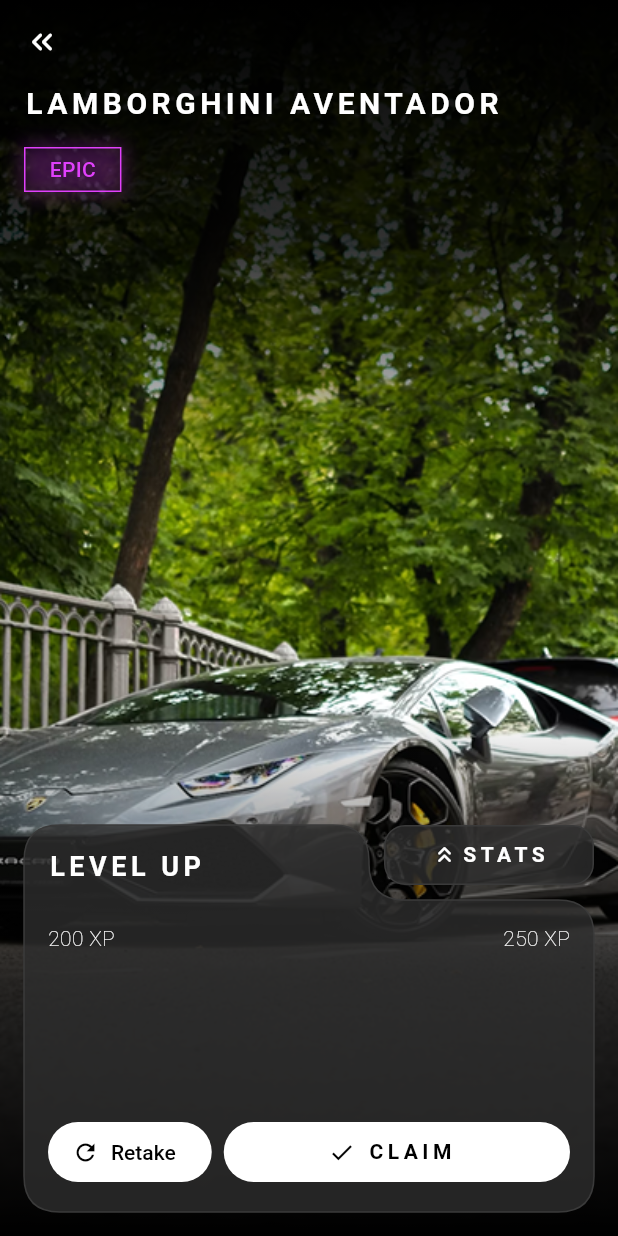
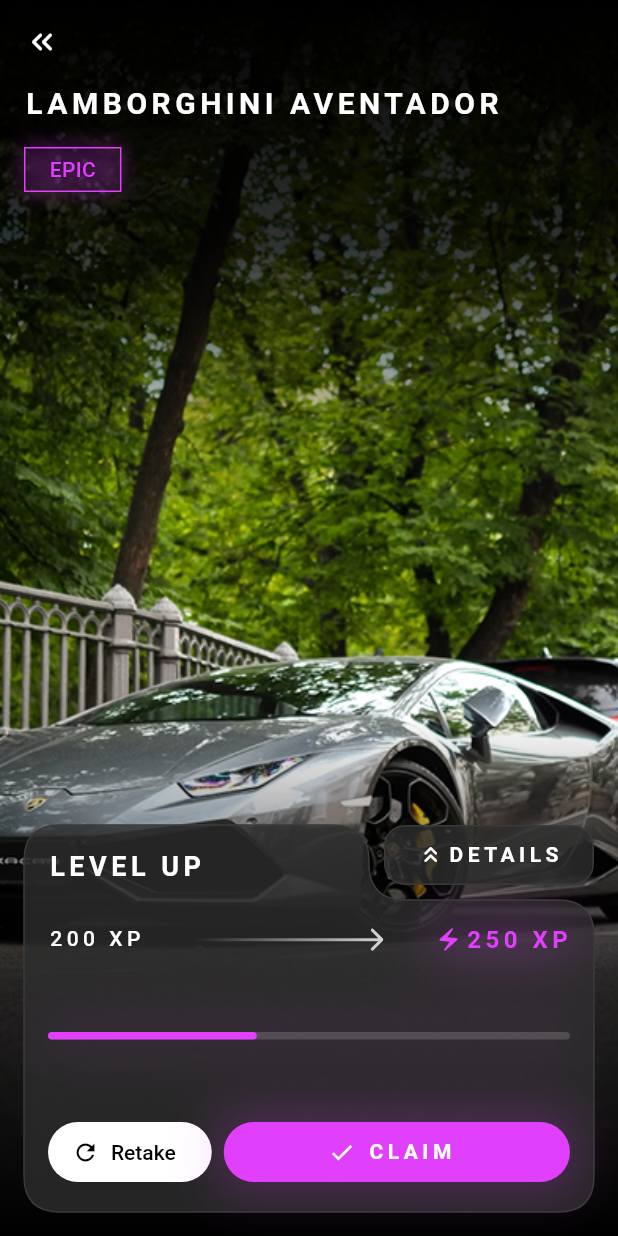
Before and after one commit to sabikrahat/riderspotr, a Flutter app: the ScanDeatilScreen screen opened by its route, on a phone screen of 412 x 824 dp. Run offline on Flutter 3.47's test engine with Material 3 defaults, Android fonts, the phone set to English and light mode, and no system bars; drawn by our look-alikes of toastification; our stand-ins replace animated_bottom_navigation_bar, camera, flutter_riverpod, flutter_svg, form_builder_validators, gap and 7 more; accounts and stored records are empty; generated files the repository leaves out were written again; Roboto replaces fonts that are missing (Montserrat).

Commit message:
Refactor text styles and enhance UI components in camera and scan detail screens

```diff
--- a/lib/presentation/pages/capture/camera_screen.dart
+++ b/lib/presentation/pages/capture/camera_screen.dart
@@ -160,9 +160,7 @@ class _CameraScreenState extends State<CameraScreen> {
                     const SizedBox(height: 12),
                     Text(
                       'Tap to capture',
-                      style: context.textTheme.bodyMedium?.copyWith(
-                        color: Colors.white70,
-                      ),
+                      style: context.textTheme.bodyMedium?.copyWith(color: Colors.white70),
                     ),
                   ],
                 ),
--- a/lib/presentation/pages/capture/scan_deatil_screen.dart
+++ b/lib/presentation/pages/capture/scan_deatil_screen.dart
@@ -1,4 +1,6 @@
 import 'package:flutter/material.dart';
+import 'package:flutter_svg/svg.dart';
+import 'package:gap/gap.dart';
 import 'package:ridespotr/core/extensions.dart';
 import 'package:ridespotr/presentation/widgets/capture/scan_detail_container.dart';
 import 'package:ridespotr/presentation/widgets/shared/back.dart';
@@ -103,7 +105,7 @@ class ScanDeatilScreen extends StatelessWidget {
               child: PagePadding(
                 child: ScanDetailContainer(
                   title: 'LEVEL UP',
-                  buttonText: 'STATS',
+                  buttonText: 'DETAILS',
                   onButtonPressed: () {},
                   child: Column(
                     mainAxisAlignment: MainAxisAlignment.spaceBetween,
@@ -111,11 +113,64 @@ class ScanDeatilScreen extends StatelessWidget {
                       Row(
                         mainAxisAlignment: MainAxisAlignment.spaceBetween,
                         children: [
-                          Text('200 XP'),
-                          Text('250 XP'),
+                          Text(
+                            '200 XP',
+                            style: context.textTheme.headlineSmall?.copyWith(
+                              fontSize: 14,
+                              fontWeight: FontWeight.w500,
+                            ),
+                          ),
+                          SvgPicture.asset('assets/images/long-arrow.svg'),
+                          Container(
+                            decoration: BoxDecoration(
+                              boxShadow: [
+                                BoxShadow(
+                                  color: Colors.purpleAccent.withValues(alpha: 0.25),
+                                  blurRadius: 30,
+                                  spreadRadius: 2,
+                                ),
                               ],
                             ),
-                      // TODO: Implement the progress bar
+                            child: Row(
+                              children: [
+                                Icon(
+                                  Icons.electric_bolt_rounded,
+                                  color: Colors.purpleAccent,
+                                  size: 18,
+                                ),
+                                Gap(2),
+                                Text(
+                                  '250 XP',
+                                  style: context.textTheme.headlineSmall?.copyWith(
+                                    fontSize: 16,
+                                    fontWeight: FontWeight.bold,
+                                    color: Colors.purpleAccent,
+                                  ),
+                                ),
+                              ],
+                            ),
+                          ),
+                        ],
+                      ),
+                      Spacer(),
+                      Container(
+                        decoration: BoxDecoration(
+                          boxShadow: [
+                            BoxShadow(
+                              color: Colors.purpleAccent.withValues(alpha: 0.25),
+                              blurRadius: 30,
+                              spreadRadius: 2,
+                            ),
+                          ],
+                        ),
+                        child: LinearProgressIndicator(
+                          value: 0.4,
+                          backgroundColor: Colors.grey.withValues(alpha: 0.3),
+                          valueColor: AlwaysStoppedAnimation<Color>(Colors.purpleAccent),
+                          minHeight: 5,
+                          borderRadius: BorderRadius.circular(45),
+                        ),
+                      ),
                       Spacer(),
                       Row(
                         spacing: 8,
@@ -126,11 +181,21 @@ class ScanDeatilScreen extends StatelessWidget {
                             label: Text('Retake'),
                           ),
                           Expanded(
+                            child: Container(
+                              decoration: BoxDecoration(
+                                boxShadow: [
+                                  BoxShadow(
+                                    color: Colors.purpleAccent.withValues(alpha: 0.25),
+                                    blurRadius: 30,
+                                    spreadRadius: 2,
+                                  ),
+                                ],
+                              ),
                               child: FilledButton.icon(
                                 style: ButtonStyle(
-                                fixedSize: WidgetStatePropertyAll(
-                                  Size(double.infinity, 40),
-                                ),
+                                  backgroundColor: WidgetStatePropertyAll(Colors.purpleAccent),
+                                  fixedSize: WidgetStatePropertyAll(Size(double.infinity, 40)),
+                                  foregroundColor: WidgetStatePropertyAll(Colors.white),
                                 ),
                                 onPressed: () {},
                                 icon: Icon(Icons.check),
@@ -138,8 +203,8 @@ class ScanDeatilScreen extends StatelessWidget {
                                   'CLAIM',
                                   style: context.textTheme.headlineSmall?.copyWith(
                                     fontSize: 14,
-                                  color: Colors.black,
                                     fontWeight: FontWeight.bold,
+                                  ),
                                 ),
                               ),
                             ),
```
Also changed, not shown: assets/images/long-arrow.svg (added). Lines whose indentation alone changed are shown as unchanged.
